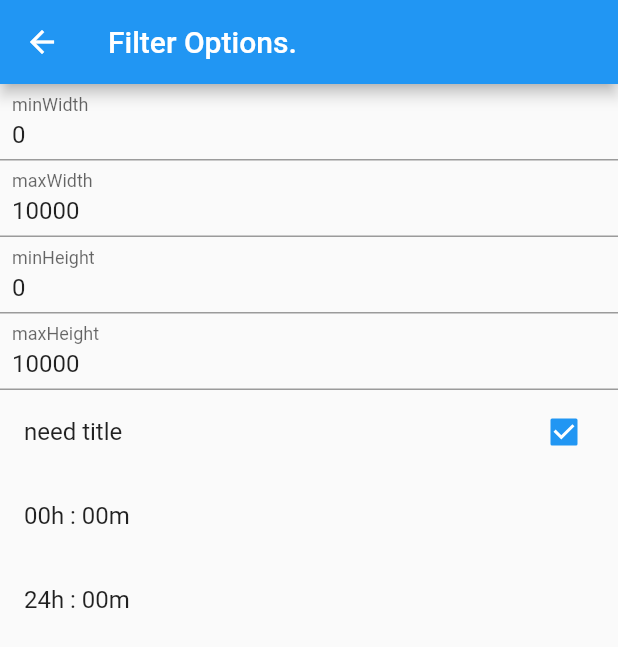
After one commit to fluttercandies/flutter_photo_manager, a Flutter app: the FilterOptionPage screen opened directly, after a tap on "need title", on a phone screen of 412 x 824 dp. The commit adds this screen. Shown: the top 647 px of the screen. Run offline on Flutter 3.47's test engine with Material 2 defaults, Android fonts, the phone set to English and light mode, and no system bars; drawn by our look-alikes of oktoast; our stand-ins replace video_player; missing offline and left inert: flutter_duration_picker.

Commit message:
Update example, and fix iOS filter option problem.

```diff
--- a/example/lib/model/photo_provider.dart
+++ b/example/lib/model/photo_provider.dart
@@ -16,12 +16,38 @@ class PhotoProvider extends ChangeNotifier {
 
   bool _notifying = false;
 
+  bool _needTitle = false;
+
+  bool get needTitle => _needTitle;
+
+  set needTitle(bool needTitle) {
+    _needTitle = needTitle;
+    notifyListeners();
+  }
+
   bool get notifying => _notifying;
 
-  String minWidth;
-  String maxWidth;
-  String minHeight;
-  String maxHeight;
+  String minWidth = "0";
+  String maxWidth = "10000";
+  String minHeight = "0";
+  String maxHeight = "10000";
+
+  Duration _minDuration = Duration(seconds: 10);
+
+  Duration get minDuration => _minDuration;
+
+  set minDuration(Duration minDuration) {
+    _minDuration = minDuration;
+    notifyListeners();
+  }
+  Duration _maxDuration = Duration(days: 1);
+
+  Duration get maxDuration => _maxDuration;
+
+  set maxDuration(Duration maxDuration) {
+    _maxDuration = maxDuration;
+    notifyListeners();
+  }
 
   set notifying(bool notifying) {
     _notifying = notifying;
@@ -57,6 +83,7 @@ class PhotoProvider extends ChangeNotifier {
     final option = makeOption();
 
     if (option == null) {
+      assert(option != null);
       return;
     }
 
@@ -98,8 +125,16 @@ class PhotoProvider extends ChangeNotifier {
       showToast("Cannot convert your size.");
       return null;
     }
+
+    DurationConstraint durationConstraint = DurationConstraint(
+      min: minDuration,
+      max: maxDuration,
+    );
+
     return FilterOption(
       sizeConstraint: sizeConstraint,
+      durationConstraint: durationConstraint,
+      needTitle: needTitle,
     );
   }
 }
--- /dev/null
+++ b/example/lib/page/filter_option_page.dart
@@ -0,0 +1,109 @@
+import 'package:flutter/material.dart';
+import 'package:image_scanner_example/model/photo_provider.dart';
+import 'package:provider/provider.dart';
+import 'package:flutter_duration_picker/flutter_duration_picker.dart';
+
+class FilterOptionPage extends StatefulWidget {
+  @override
+  _FilterOptionPageState createState() => _FilterOptionPageState();
+}
+
+class _FilterOptionPageState extends State<FilterOptionPage> {
+  @override
+  Widget build(BuildContext context) {
+    final provider = Provider.of<PhotoProvider>(context);
+    return Scaffold(
+      appBar: AppBar(
+        title: Text('Filter Options.'),
+      ),
+      body: ListView(
+        children: <Widget>[
+          buildInput(provider.minWidth, "minWidth", (value) {
+            provider.minWidth = value;
+          }),
+          buildInput(provider.maxWidth, "maxWidth", (value) {
+            provider.maxWidth = value;
+          }),
+          buildInput(provider.minHeight, "minHeight", (value) {
+            provider.minHeight = value;
+          }),
+          buildInput(provider.maxHeight, "maxHeight", (value) {
+            provider.maxHeight = value;
+          }),
+          buildNeedTitleCheck(provider),
+          buildDurationWidget(
+            provider,
+            "minDuration",
+            provider.minDuration,
+            (Duration duration) {
+              provider.minDuration = duration;
+            },
+          ),
+          buildDurationWidget(
+            provider,
+            "maxDuration",
+            provider.maxDuration,
+            (Duration duration) {
+              provider.maxDuration = duration;
+            },
+          ),
+        ],
+      ),
+    );
+  }
+
+  Widget buildInput(
+    String initValue,
+    String hintText,
+    void onChanged(String value),
+  ) {
+    return TextFormField(
+      decoration: InputDecoration(
+        hintText: hintText,
+        contentPadding: EdgeInsets.all(8),
+        labelText: hintText,
+      ),
+      onChanged: onChanged,
+      initialValue: initValue,
+      keyboardType: TextInputType.number,
+    );
+  }
+
+  Widget buildNeedTitleCheck(PhotoProvider provider) {
+    return AnimatedBuilder(
+      animation: provider,
+      builder: (context, snapshot) {
+        return CheckboxListTile(
+          title: Text('need title'),
+          onChanged: (bool value) {
+            provider.needTitle = value;
+          },
+          value: provider.needTitle,
+        );
+      },
+    );
+  }
+
+  Widget buildDurationWidget(Listenable listenable, String title,
+      Duration value, void Function(Duration duration) onChanged) {
+    return AnimatedBuilder(
+      animation: listenable,
+      builder: (context, snapshot) {
+        return ListTile(
+          title: Text(
+              "${value.inHours.toString().padLeft(2, '0')}h : ${(value.inMinutes % 60).toString().padLeft(2, '0')}m"),
+          onTap: () async {
+            final duration = await showDurationPicker(
+              context: context,
+              initialTime: value,
+              snapToMins: 0.5,
+            );
+            if (duration != null) {
+              onChanged(duration);
+            }
+          },
+        );
+      },
+    );
+  }
+}
--- a/example/pubspec.yaml
+++ b/example/pubspec.yaml
@@ -26,6 +26,7 @@ dependencies:
   provider: ^3.1.0
   video_player: ^0.10.0
   http: ^0.12.0+4
+  flutter_duration_picker: ^1.0.4
 
 dev_dependencies:
   flutter_test:
```
Also changed, not shown: example/lib/page/home_page.dart (+4 -40 lines), lib/src/filter/filter_options.dart (+11 -1 lines), 2 other files.
